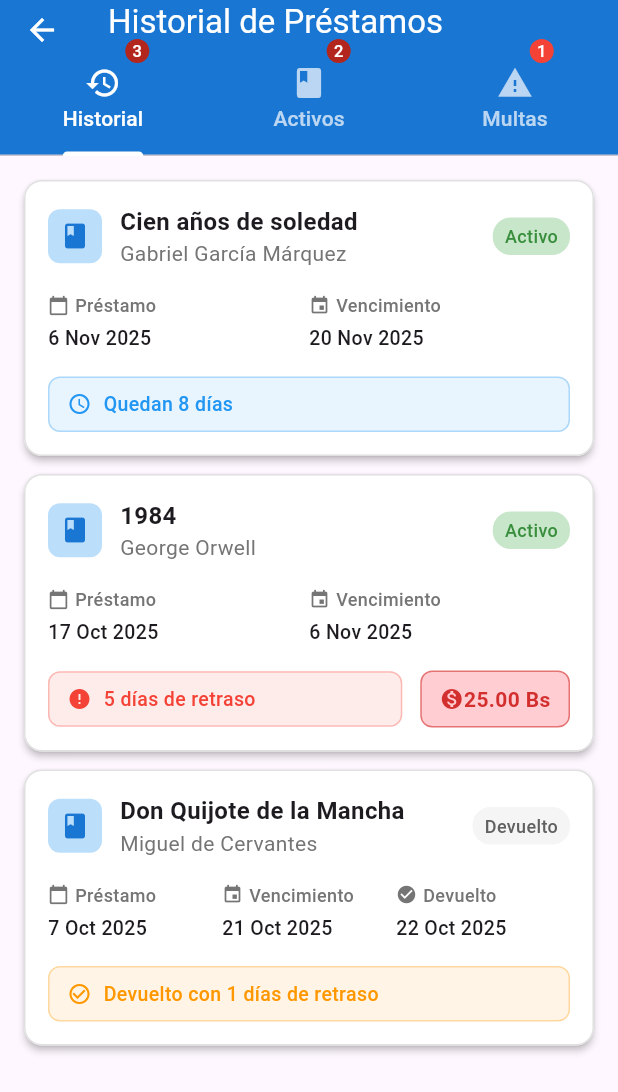
After one commit to EbenCT/biblioteca_app, a Flutter app: the LoanHistoryScreen screen opened directly, on a phone screen of 412 x 824 dp. The commit adds this screen. Shown: the top 1092 px of the screen. Run offline on Flutter 3.47's test engine with Material 3 defaults, Android fonts, the phone set to English and light mode, and no system bars; our stand-ins replace flutter_bloc, flutter_local_notifications, graphql_flutter, permission_handler, shared_preferences; missing offline and left inert: mobile_scanner; accounts and stored records are empty; network calls fail.

Commit message:
historial de prestamos y multas

```diff
--- a/lib/screens/dashboard/dashboard_screen.dart
+++ b/lib/screens/dashboard/dashboard_screen.dart
@@ -10,6 +10,7 @@ import '../../blocs/auth/auth_event.dart';
 import '../../presentation/widgets/qr/qr_widgets.dart';
 import '../history/access_history_screen.dart';
 import '../books/books_screen.dart';
+import '../prestamos/loan_history_screen.dart';
 
 class DashboardScreen extends StatefulWidget {
   final User user;
@@ -234,6 +235,27 @@ class _DashboardScreenState extends State<DashboardScreen> {
                 ),
               ],
             ),
+            const SizedBox(height: 12),
+            Row(
+              children: [
+                Expanded(
+                  child: _QuickActionButton(
+                    icon: Icons.account_balance_wallet,
+                    label: 'Mis Préstamos',
+                    color: Colors.teal,
+                    onTap: _showLoanHistory,
+                  ),
+                ),
+                const SizedBox(width: 12),
+                Expanded(
+                  child: Container(), // Espacio vacío para mantener la simetría
+                ),
+                const SizedBox(width: 12),
+                Expanded(
+                  child: Container(), // Espacio vacío para mantener la simetría
+                ),
+              ],
+            ),
           ],
         ),
       ),
@@ -428,6 +450,14 @@ class _DashboardScreenState extends State<DashboardScreen> {
     );
   }
 
+  void _showLoanHistory() {
+    Navigator.of(context).push(
+      MaterialPageRoute(
+        builder: (context) => const LoanHistoryScreen(),
+      ),
+    );
+  }
+
   void _showHistory() {
     Navigator.of(context).push(
       MaterialPageRoute(
--- /dev/null
+++ b/lib/screens/prestamos/loan_history_screen.dart
@@ -0,0 +1,507 @@
+// lib/screens/prestamos/loan_history_screen.dart
+import 'package:flutter/material.dart';
+import '../../models/prestamo.dart';
+import '../../services/prestamo_service.dart';
+
+class LoanHistoryScreen extends StatefulWidget {
+  const LoanHistoryScreen({Key? key}) : super(key: key);
+
+  @override
+  State<LoanHistoryScreen> createState() => _LoanHistoryScreenState();
+}
+
+class _LoanHistoryScreenState extends State<LoanHistoryScreen> with SingleTickerProviderStateMixin {
+  late TabController _tabController;
+  bool _isLoading = true;
+  List<Prestamo> _todosPrestamos = [];
+  List<Prestamo> _prestamosConMulta = [];
+  double _totalMultas = 0.0;
+
+  @override
+  void initState() {
+    super.initState();
+    _tabController = TabController(length: 3, vsync: this);
+    _cargarDatos();
+  }
+
+  @override
+  void dispose() {
+    _tabController.dispose();
+    super.dispose();
+  }
+
+  Future<void> _cargarDatos() async {
+    setState(() => _isLoading = true);
+
+    try {
+      final todosPrestamos = await PrestamoService.getTodosPrestamos();
+      final prestamosConMulta = await PrestamoService.getPrestamosConMulta();
+      final totalMultas = PrestamoService.getTotalMultasPendientes(prestamosConMulta);
+
+      setState(() {
+        _todosPrestamos = todosPrestamos;
+        _prestamosConMulta = prestamosConMulta;
+        _totalMultas = totalMultas;
+        _isLoading = false;
+      });
+    } catch (e) {
+      setState(() => _isLoading = false);
+      ScaffoldMessenger.of(context).showSnackBar(
+        SnackBar(content: Text('Error cargando préstamos: $e')),
+      );
+    }
+  }
+
+  @override
+  Widget build(BuildContext context) {
+    return Scaffold(
+      appBar: AppBar(
+        title: const Text('Historial de Préstamos'),
+        backgroundColor: Colors.blue.shade700,
+        foregroundColor: Colors.white,
+        elevation: 0,
+        bottom: TabBar(
+          controller: _tabController,
+          indicatorColor: Colors.white,
+          labelColor: Colors.white,
+          unselectedLabelColor: Colors.white70,
+          tabs: [
+            _todosPrestamos.isNotEmpty
+                ? Badge(
+                    label: Text('${_todosPrestamos.length}'),
+                    child: const Tab(icon: Icon(Icons.history), text: 'Historial'),
+                  )
+                : const Tab(icon: Icon(Icons.history), text: 'Historial'),
+            PrestamoService.filtrarPorEstado(_todosPrestamos, true).isNotEmpty
+                ? Badge(
+                    label: Text('${PrestamoService.filtrarPorEstado(_todosPrestamos, true).length}'),
+                    child: const Tab(icon: Icon(Icons.book), text: 'Activos'),
+                  )
+                : const Tab(icon: Icon(Icons.book), text: 'Activos'),
+            _prestamosConMulta.isNotEmpty
+                ? Badge(
+                    backgroundColor: Colors.red,
+                    label: Text('${_prestamosConMulta.length}'),
+                    child: const Tab(icon: Icon(Icons.warning), text: 'Multas'),
+                  )
+                : const Tab(icon: Icon(Icons.warning), text: 'Multas'),
+          ],
+        ),
+      ),
+      body: _isLoading
+          ? const Center(
+              child: Column(
+                mainAxisAlignment: MainAxisAlignment.center,
+                children: [
+                  CircularProgressIndicator(),
+                  SizedBox(height: 16),
+                  Text('Cargando historial...'),
+                ],
+              ),
+            )
+          : RefreshIndicator(
+              onRefresh: _cargarDatos,
+              child: TabBarView(
+                controller: _tabController,
+                children: [
+                  _buildHistorialTab(),
+                  _buildActivosTab(),
+                  _buildMultasTab(),
+                ],
+              ),
+            ),
+    );
+  }
+
+  Widget _buildHistorialTab() {
+    if (_todosPrestamos.isEmpty) {
+      return const Center(
+        child: Column(
+          mainAxisAlignment: MainAxisAlignment.center,
+          children: [
+            Icon(Icons.history, size: 64, color: Colors.grey),
+            SizedBox(height: 16),
+            Text(
+              'No hay préstamos registrados',
+              style: TextStyle(fontSize: 18, color: Colors.grey),
+            ),
+          ],
+        ),
+      );
+    }
+
+    return ListView.builder(
+      padding: const EdgeInsets.all(16),
+      itemCount: _todosPrestamos.length,
+      itemBuilder: (context, index) {
+        final prestamo = _todosPrestamos[index];
+        return _buildPrestamoCard(prestamo);
+      },
+    );
+  }
+
+  Widget _buildActivosTab() {
+    final prestamosActivos = PrestamoService.filtrarPorEstado(_todosPrestamos, true);
+
+    if (prestamosActivos.isEmpty) {
+      return const Center(
+        child: Column(
+          mainAxisAlignment: MainAxisAlignment.center,
+          children: [
+            Icon(Icons.book_outlined, size: 64, color: Colors.grey),
+            SizedBox(height: 16),
+            Text(
+              'No tienes préstamos activos',
+              style: TextStyle(fontSize: 18, color: Colors.grey),
+            ),
+          ],
+        ),
+      );
+    }
+
+    return ListView.builder(
+      padding: const EdgeInsets.all(16),
+      itemCount: prestamosActivos.length,
+      itemBuilder: (context, index) {
+        final prestamo = prestamosActivos[index];
+        return _buildPrestamoCard(prestamo, isActive: true);
+      },
+    );
+  }
+
+  Widget _buildMultasTab() {
+    return Column(
+      children: [
+        // Resumen de multas
+        if (_totalMultas > 0)
+          Container(
+            width: double.infinity,
+            margin: const EdgeInsets.all(16),
+            padding: const EdgeInsets.all(20),
+            decoration: BoxDecoration(
+              color: Colors.red.shade50,
+              border: Border.all(color: Colors.red.shade200),
+              borderRadius: BorderRadius.circular(12),
+            ),
+            child: Column(
+              children: [
+                Icon(Icons.warning_amber, size: 48, color: Colors.red.shade600),
+                const SizedBox(height: 12),
+                Text(
+                  'Total Multas Pendientes',
+                  style: TextStyle(
+                    fontSize: 16,
+                    fontWeight: FontWeight.w500,
+                    color: Colors.red.shade800,
+                  ),
+                ),
+                const SizedBox(height: 8),
+                Text(
+                  '${_totalMultas.toStringAsFixed(2)} Bs',
+                  style: TextStyle(
+                    fontSize: 32,
+                    fontWeight: FontWeight.bold,
+                    color: Colors.red.shade700,
+                  ),
+                ),
+                const SizedBox(height: 12),
+                Text(
+                  '${_prestamosConMulta.length} préstamo${_prestamosConMulta.length != 1 ? 's' : ''} con multa',
+                  style: TextStyle(
+                    fontSize: 14,
+                    color: Colors.red.shade600,
+                  ),
+                ),
+              ],
+            ),
+          ),
+
+        // Lista de préstamos con multa
+        Expanded(
+          child: _prestamosConMulta.isEmpty
+              ? const Center(
+                  child: Column(
+                    mainAxisAlignment: MainAxisAlignment.center,
+                    children: [
+                      Icon(Icons.thumb_up, size: 64, color: Colors.green),
+                      SizedBox(height: 16),
+                      Text(
+                        '¡No tienes multas pendientes!',
+                        style: TextStyle(fontSize: 18, color: Colors.green),
+                      ),
+                    ],
+                  ),
+                )
+              : ListView.builder(
+                  padding: const EdgeInsets.symmetric(horizontal: 16),
+                  itemCount: _prestamosConMulta.length,
+                  itemBuilder: (context, index) {
+                    final prestamo = _prestamosConMulta[index];
+                    return _buildPrestamoCard(prestamo, showFine: true);
+                  },
+                ),
+        ),
+      ],
+    );
+  }
+
+  Widget _buildPrestamoCard(Prestamo prestamo, {bool isActive = false, bool showFine = false}) {
+    final libroInfo = PrestamoService.getLibroInfo(prestamo.libroId ?? 'unknown');
+    final estadoDevolucion = PrestamoService.getEstadoDevolucion(
+      prestamo.fechaDevolucionEsperada,
+      prestamo.fechaDevolucionReal,
+    );
+
+    Color cardColor = Colors.white;
+    Color borderColor = Colors.grey.shade300;
+
+    if (showFine && prestamo.multa != null && prestamo.multa! > 0) {
+      cardColor = Colors.red.shade50;
+      borderColor = Colors.red.shade300;
+    } else if (isActive) {
+      if (estadoDevolucion['tipo'] == 'vencido') {
+        cardColor = Colors.red.shade50;
+        borderColor = Colors.red.shade300;
+      } else if (estadoDevolucion['tipo'] == 'vence_hoy') {
+        cardColor = Colors.orange.shade50;
+        borderColor = Colors.orange.shade300;
+      } else {
+        cardColor = Colors.blue.shade50;
+        borderColor = Colors.blue.shade300;
+      }
+    }
+
+    return Card(
+      margin: const EdgeInsets.only(bottom: 12),
+      elevation: 2,
+      color: cardColor,
+      shape: RoundedRectangleBorder(
+        borderRadius: BorderRadius.circular(12),
+        side: BorderSide(color: borderColor, width: 1),
+      ),
+      child: Padding(
+        padding: const EdgeInsets.all(16),
+        child: Column(
+          crossAxisAlignment: CrossAxisAlignment.start,
+          children: [
+            // Título y autor del libro
+            Row(
+              children: [
+                Container(
+                  padding: const EdgeInsets.all(8),
+                  decoration: BoxDecoration(
+                    color: Colors.blue.shade100,
+                    borderRadius: BorderRadius.circular(8),
+                  ),
+                  child: Icon(Icons.book, color: Colors.blue.shade700, size: 20),
+                ),
+                const SizedBox(width: 12),
+                Expanded(
+                  child: Column(
+                    crossAxisAlignment: CrossAxisAlignment.start,
+                    children: [
+                      Text(
+                        libroInfo['titulo']!,
+                        style: const TextStyle(
+                          fontSize: 16,
+                          fontWeight: FontWeight.bold,
+                        ),
+                        maxLines: 2,
+                        overflow: TextOverflow.ellipsis,
+                      ),
+                      Text(
+                        libroInfo['autor']!,
+                        style: TextStyle(
+                          fontSize: 14,
+                          color: Colors.grey.shade600,
+                        ),
+                      ),
+                    ],
+                  ),
+                ),
+                // Estado del préstamo
+                Container(
+                  padding: const EdgeInsets.symmetric(horizontal: 8, vertical: 4),
+                  decoration: BoxDecoration(
+                    color: prestamo.estado ? Colors.green.shade100 : Colors.grey.shade100,
+                    borderRadius: BorderRadius.circular(12),
+                  ),
+                  child: Text(
+                    prestamo.estado ? 'Activo' : 'Devuelto',
+                    style: TextStyle(
+                      fontSize: 12,
+                      fontWeight: FontWeight.w500,
+                      color: prestamo.estado ? Colors.green.shade700 : Colors.grey.shade700,
+                    ),
+                  ),
+                ),
+              ],
+            ),
+
+            const SizedBox(height: 16),
+
+            // Fechas
+            Row(
+              children: [
+                Expanded(
+                  child: _buildFechaInfo(
+                    'Préstamo',
+                    PrestamoService.formatearFecha(prestamo.fechaPrestamo),
+                    Icons.calendar_today,
+                  ),
+                ),
+                Expanded(
+                  child: _buildFechaInfo(
+                    'Vencimiento',
+                    PrestamoService.formatearFecha(prestamo.fechaDevolucionEsperada),
+                    Icons.event,
+                  ),
+                ),
+                if (prestamo.fechaDevolucionReal != null)
+                  Expanded(
+                    child: _buildFechaInfo(
+                      'Devuelto',
+                      PrestamoService.formatearFecha(prestamo.fechaDevolucionReal!),
+                      Icons.check_circle,
+                    ),
+                  ),
+              ],
+            ),
+
+            const SizedBox(height: 16),
+
+            // Estado de devolución y multa
+            Row(
+              mainAxisAlignment: MainAxisAlignment.spaceBetween,
+              children: [
+                Expanded(
+                  child: Container(
+                    padding: const EdgeInsets.symmetric(horizontal: 12, vertical: 8),
+                    decoration: BoxDecoration(
+                      color: _getEstadoColor(estadoDevolucion['tipo']).withOpacity(0.1),
+                      borderRadius: BorderRadius.circular(8),
+                      border: Border.all(
+                        color: _getEstadoColor(estadoDevolucion['tipo']).withOpacity(0.3),
+                      ),
+                    ),
+                    child: Row(
+                      children: [
+                        Icon(
+                          _getEstadoIcon(estadoDevolucion['tipo']),
+                          size: 16,
+                          color: _getEstadoColor(estadoDevolucion['tipo']),
+                        ),
+                        const SizedBox(width: 8),
+                        Expanded(
+                          child: Text(
+                            estadoDevolucion['texto'],
+                            style: TextStyle(
+                              fontSize: 13,
+                              fontWeight: FontWeight.w500,
+                              color: _getEstadoColor(estadoDevolucion['tipo']),
+                            ),
+                          ),
+                        ),
+                      ],
+                    ),
+                  ),
+                ),
+
+                // Multa
+                if (prestamo.multa != null && prestamo.multa! > 0) ...[
+                  const SizedBox(width: 12),
+                  Container(
+                    padding: const EdgeInsets.symmetric(horizontal: 12, vertical: 8),
+                    decoration: BoxDecoration(
+                      color: Colors.red.shade100,
+                      borderRadius: BorderRadius.circular(8),
+                      border: Border.all(color: Colors.red.shade300),
+                    ),
+                    child: Row(
+                      mainAxisSize: MainAxisSize.min,
+                      children: [
+                        Icon(Icons.monetization_on, size: 16, color: Colors.red.shade700),
+                        Text(
+                          '${prestamo.multa!.toStringAsFixed(2)} Bs',
+                          style: TextStyle(
+                            fontSize: 14,
+                            fontWeight: FontWeight.bold,
+                            color: Colors.red.shade700,
+                          ),
+                        ),
+                      ],
+                    ),
+                  ),
+                ],
+              ],
+            ),
+          ],
+        ),
+      ),
+    );
+  }
+
+  Widget _buildFechaInfo(String label, String fecha, IconData icon) {
+    return Column(
+      crossAxisAlignment: CrossAxisAlignment.start,
+      children: [
+        Row(
+          children: [
+            Icon(icon, size: 14, color: Colors.grey.shade600),
+            const SizedBox(width: 4),
+            Text(
+              label,
+              style: TextStyle(
+                fontSize: 12,
+                color: Colors.grey.shade600,
+                fontWeight: FontWeight.w500,
+              ),
+            ),
+          ],
+        ),
+        const SizedBox(height: 4),
+        Text(
+          fecha,
+          style: const TextStyle(
+            fontSize: 13,
+            fontWeight: FontWeight.w500,
+          ),
+        ),
+      ],
+    );
+  }
+
+  Color _getEstadoColor(String tipo) {
+    switch (tipo) {
+      case 'pendiente':
+        return Colors.blue;
+      case 'vence_hoy':
+        return Colors.orange;
+      case 'vencido':
+        return Colors.red;
+      case 'devuelto_a_tiempo':
+        return Colors.green;
+      case 'devuelto_tarde':
+        return Colors.orange;
+      default:
+        return Colors.grey;
+    }
+  }
+
+  IconData _getEstadoIcon(String tipo) {
+    switch (tipo) {
+      case 'pendiente':
+        return Icons.schedule;
+      case 'vence_hoy':
+        return Icons.warning;
+      case 'vencido':
+        return Icons.error;
+      case 'devuelto_a_tiempo':
+        return Icons.check_circle;
+      case 'devuelto_tarde':
+        return Icons.check_circle_outline;
+      default:
+        return Icons.help;
+    }
+  }
+}
--- /dev/null
+++ b/lib/services/prestamo_service.dart
@@ -0,0 +1,201 @@
+// lib/services/prestamo_service.dart
+import '../models/prestamo.dart';
+import 'graphql_service.dart';
+
+class PrestamoService {
+
+  // Obtener préstamos activos del miembro
+  static Future<List<Prestamo>> getPrestamosActivos() async {
+    try {
+      final prestamosData = await GraphQLService.getPrestamosActivos();
+      return prestamosData.map((data) => Prestamo.fromJson(data)).toList();
+    } catch (e) {
+      print('Error obteniendo préstamos activos: $e');
+      return _getPrestamosEstaticosActivos();
+    }
+  }
+
+  // Obtener todos los préstamos (historial completo)
+  static Future<List<Prestamo>> getTodosPrestamos() async {
+    try {
+      final prestamosData = await GraphQLService.getTodosPrestamos();
+      final prestamosBackend = prestamosData.map((data) => Prestamo.fromJson(data)).toList();
+
+      // Combinar con préstamos estáticos
+      final prestamosEstaticos = _getTodosPrestamosEstaticos();
+      final todosPrestamos = [...prestamosBackend, ...prestamosEstaticos];
+
+      // Ordenar por fecha de préstamo (más reciente primero)
+      todosPrestamos.sort((a, b) => b.fechaPrestamo.compareTo(a.fechaPrestamo));
+
+      return todosPrestamos;
+    } catch (e) {
+      print('Error obteniendo todos los préstamos: $e');
+      return _getTodosPrestamosEstaticos();
+    }
+  }
+
+  // Obtener préstamos con multa
+  static Future<List<Prestamo>> getPrestamosConMulta() async {
+    try {
+      final prestamosData = await GraphQLService.getPrestamosConMulta();
+      final prestamosBackend = prestamosData.map((data) => Prestamo.fromJson(data)).toList();
+
+      // Agregar préstamos estáticos con multa
+      final prestamosEstaticos = _getPrestamosEstaticosConMulta();
+      final prestamosConMulta = [...prestamosBackend, ...prestamosEstaticos];
+
+      return prestamosConMulta;
+    } catch (e) {
+      print('Error obteniendo préstamos con multa: $e');
+      return _getPrestamosEstaticosConMulta();
+    }
+  }
+
+  // Calcular multa por días de retraso
+  static double calcularMulta(DateTime fechaDevolucionEsperada, DateTime? fechaDevolucionReal) {
+    final fechaComparacion = fechaDevolucionReal ?? DateTime.now();
+    final diasRetraso = fechaComparacion.difference(fechaDevolucionEsperada).inDays;
+
+    if (diasRetraso <= 0) return 0.0;
+
+    // 5 Bs por día de retraso
+    return diasRetraso * 5.0;
+  }
+
+  // Filtrar préstamos por estado
+  static List<Prestamo> filtrarPorEstado(List<Prestamo> prestamos, bool activo) {
+    return prestamos.where((prestamo) => prestamo.estado == activo).toList();
+  }
+
+  // Obtener total de multas pendientes
+  static double getTotalMultasPendientes(List<Prestamo> prestamos) {
+    return prestamos
+        .where((prestamo) => prestamo.multa != null && prestamo.multa! > 0)
+        .fold(0.0, (total, prestamo) => total + prestamo.multa!);
+  }
+
+  // ========== DATOS ESTÁTICOS ==========
+
+  // Préstamos activos estáticos
+  static List<Prestamo> _getPrestamosEstaticosActivos() {
+    final ahora = DateTime.now();
+
+    return [
+      Prestamo(
+        id: 'static_prestamo_1',
+        fechaPrestamo: ahora.subtract(const Duration(days: 5)).toIso8601String(),
+        fechaDevolucionEsperada: ahora.add(const Duration(days: 9)).toIso8601String(),
+        fechaDevolucionReal: null,
+        estado: true, // Activo
+        multa: null,
+        libroId: 'static_1',
+        miembroId: 'current_user',
+      ),
+    ];
+  }
+
+  // Préstamos estáticos con multa
+  static List<Prestamo> _getPrestamosEstaticosConMulta() {
+    final ahora = DateTime.now();
+
+    return [
+      Prestamo(
+        id: 'static_prestamo_multa_1',
+        fechaPrestamo: ahora.subtract(const Duration(days: 25)).toIso8601String(),
+        fechaDevolucionEsperada: ahora.subtract(const Duration(days: 5)).toIso8601String(),
+        fechaDevolucionReal: null,
+        estado: true, // Activo con retraso
+        multa: 25.0, // 5 días de retraso × 5 Bs
+        libroId: 'static_3',
+        miembroId: 'current_user',
+      ),
+    ];
+  }
+
+  // Todos los préstamos estáticos (historial completo)
+  static List<Prestamo> _getTodosPrestamosEstaticos() {
+    final ahora = DateTime.now();
+
+    return [
+      // Préstamos activos
+      ..._getPrestamosEstaticosActivos(),
+      ..._getPrestamosEstaticosConMulta(),
+
+      // Préstamos completados (historial) - solo uno
+      Prestamo(
+        id: 'static_prestamo_3',
+        fechaPrestamo: ahora.subtract(const Duration(days: 35)).toIso8601String(),
+        fechaDevolucionEsperada: ahora.subtract(const Duration(days: 21)).toIso8601String(),
+        fechaDevolucionReal: ahora.subtract(const Duration(days: 20)).toIso8601String(),
+        estado: false, // Completado
+        multa: null,
+        libroId: 'static_2',
+        miembroId: 'current_user',
+      ),
+    ];
+  }
+
+  // Obtener información del libro por ID (simplificado)
+  static Map<String, String> getLibroInfo(String libroId) {
+    final librosInfo = {
+      'static_1': {'titulo': 'Cien años de soledad', 'autor': 'Gabriel García Márquez'},
+      'static_2': {'titulo': 'Don Quijote de la Mancha', 'autor': 'Miguel de Cervantes'},
+      'static_3': {'titulo': '1984', 'autor': 'George Orwell'},
+      'static_4': {'titulo': 'El Principito', 'autor': 'Antoine de Saint-Exupéry'},
+      'static_5': {'titulo': 'Orgullo y Prejuicio', 'autor': 'Jane Austen'},
+      'static_6': {'titulo': 'El Hobbit', 'autor': 'J.R.R. Tolkien'},
+      'static_7': {'titulo': 'Crónica de una muerte anunciada', 'autor': 'Gabriel García Márquez'},
+      'unknown': {'titulo': 'Libro Desconocido', 'autor': 'Autor Desconocido'},
+    };
+
+    return librosInfo[libroId] ?? {'titulo': 'Libro Desconocido', 'autor': 'Autor Desconocido'};
+  }
+
+  // Formatear fecha para mostrar
+  static String formatearFecha(String fechaISO) {
+    try {
+      final fecha = DateTime.parse(fechaISO);
+      final meses = [
+        'Ene', 'Feb', 'Mar', 'Abr', 'May', 'Jun',
+        'Jul', 'Ago', 'Sep', 'Oct', 'Nov', 'Dic'
+      ];
+
+      return '${fecha.day} ${meses[fecha.month - 1]} ${fecha.year}';
+    } catch (e) {
+      return 'Fecha inválida';
+    }
+  }
+
+  // Obtener días restantes o días de retraso
+  static Map<String, dynamic> getEstadoDevolucion(String fechaDevolucionEsperada, String? fechaDevolucionReal) {
+    try {
+      final fechaEsperada = DateTime.parse(fechaDevolucionEsperada);
+      final fechaComparacion = fechaDevolucionReal != null
+          ? DateTime.parse(fechaDevolucionReal)
+          : DateTime.now();
+
+      final diferencia = fechaEsperada.difference(fechaComparacion).inDays;
+
+      if (fechaDevolucionReal != null) {
+        // Ya fue devuelto
+        if (diferencia >= 0) {
+          return {'tipo': 'devuelto_a_tiempo', 'dias': diferencia, 'texto': 'Devuelto a tiempo'};
+        } else {
+          return {'tipo': 'devuelto_tarde', 'dias': diferencia.abs(), 'texto': 'Devuelto con ${diferencia.abs()} días de retraso'};
+        }
+      } else {
+        // Aún no devuelto
+        if (diferencia > 0) {
+          return {'tipo': 'pendiente', 'dias': diferencia, 'texto': 'Quedan $diferencia días'};
+        } else if (diferencia == 0) {
+          return {'tipo': 'vence_hoy', 'dias': 0, 'texto': 'Vence hoy'};
+        } else {
+          return {'tipo': 'vencido', 'dias': diferencia.abs(), 'texto': '${diferencia.abs()} días de retraso'};
+        }
+      }
+    } catch (e) {
+      return {'tipo': 'error', 'dias': 0, 'texto': 'Error en fecha'};
+    }
+  }
+}
```
